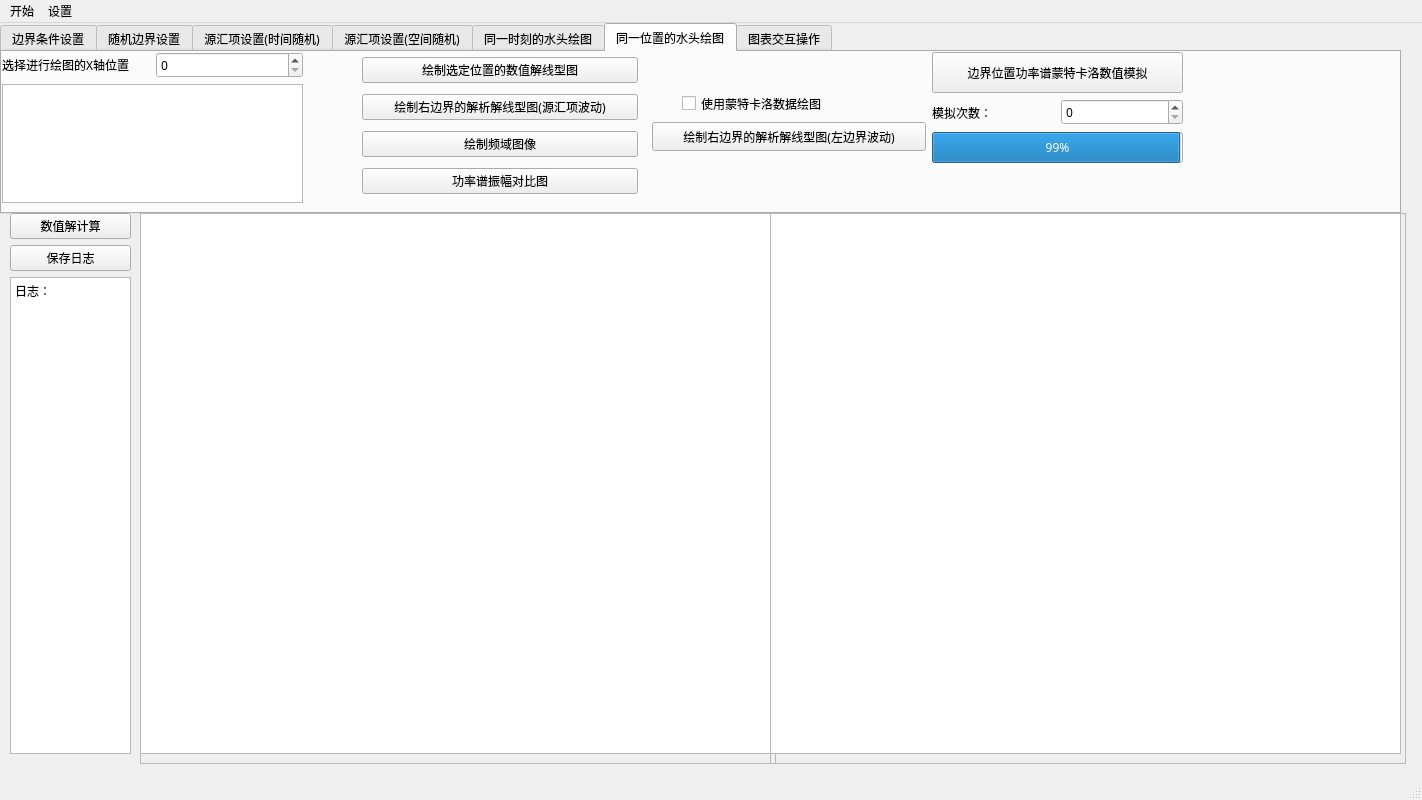
Before: the Qt Designer form random_flow_window.ui in Yulei-3005240023/Random_flow, drawn with Qt 5.
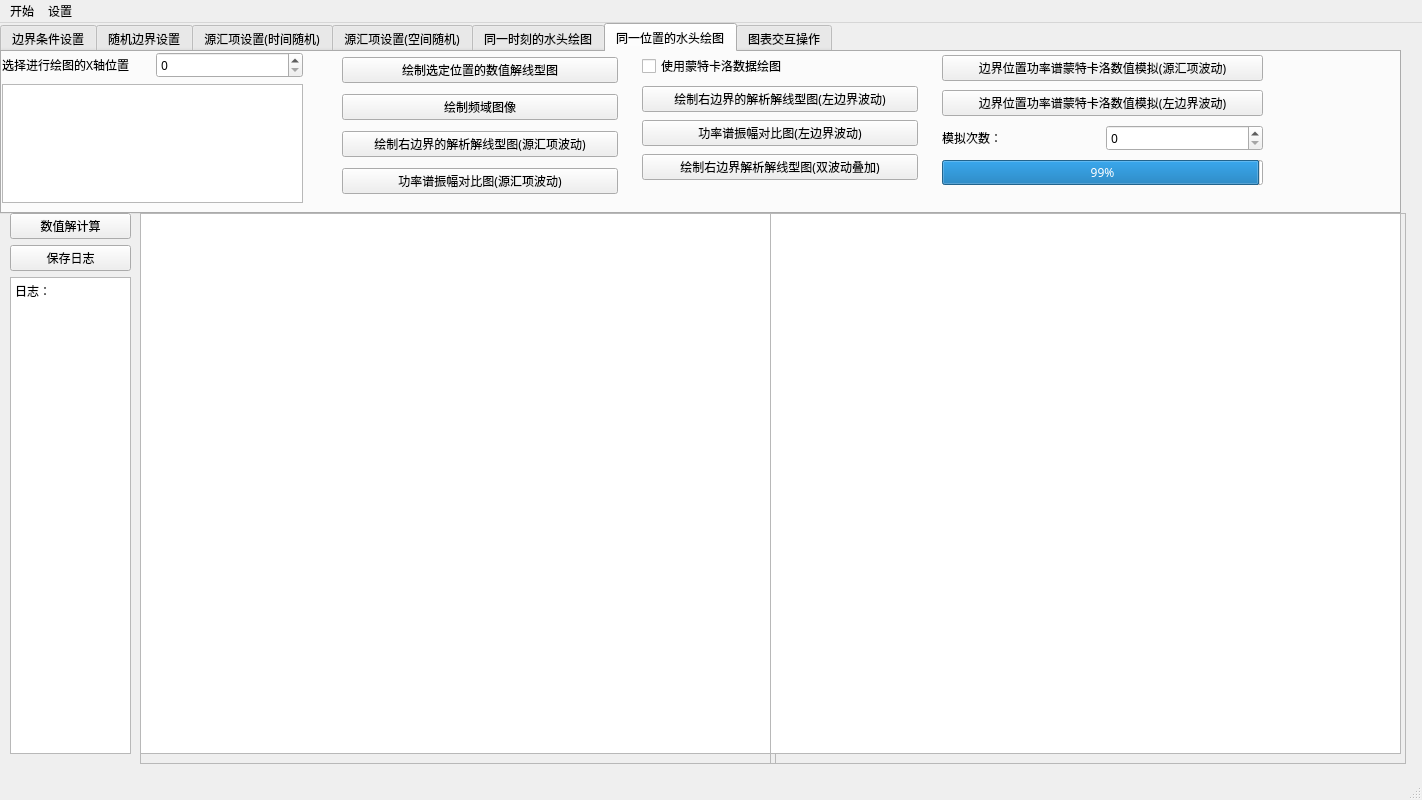
After: the same form once the commit is applied. The open tabs and pages were chosen to show the change. Custom widgets are drawn as their Qt base class.

Patch:
```diff
--- a/random_flow_window.ui
+++ b/random_flow_window.ui
@@ -793,7 +793,7 @@
      <widget class="QWidget" name="verticalLayoutWidget_8">
       <property name="geometry">
        <rect>
-        <x>360</x>
+        <x>340</x>
         <y>0</y>
         <width>276</width>
         <height>151</height>
@@ -807,6 +807,13 @@
          </property>
         </widget>
        </item>
+       <item>
+        <widget class="QPushButton" name="draw_solve_line_location_fft">
+         <property name="text">
+          <string>绘制频域图像</string>
+         </property>
+        </widget>
+       </item>
        <item>
         <widget class="QPushButton" name="draw_solve_line_as">
          <property name="text">
@@ -814,102 +821,108 @@
          </property>
         </widget>
        </item>
-       <item>
-        <widget class="QPushButton" name="draw_solve_line_location_fft">
-         <property name="text">
-          <string>绘制频域图像</string>
-         </property>
-        </widget>
-       </item>
        <item>
         <widget class="QPushButton" name="amplitude_complete_figure">
          <property name="text">
-          <string>功率谱振幅对比图</string>
+          <string>功率谱振幅对比图(源汇项波动)</string>
          </property>
         </widget>
        </item>
       </layout>
      </widget>
-     <widget class="QPushButton" name="MC_un_wt_amp_start">
+     <widget class="QWidget" name="verticalLayoutWidget_18">
       <property name="geometry">
        <rect>
-        <x>930</x>
+        <x>640</x>
         <y>0</y>
-        <width>251</width>
-        <height>41</height>
+        <width>276</width>
+        <height>134</height>
        </rect>
       </property>
-      <property name="text">
-       <string>边界位置功率谱蒙特卡洛数值模拟</string>
-      </property>
-      <property name="checked">
-       <bool>false</bool>
-      </property>
-     </widget>
-     <widget class="QProgressBar" name="progressBar_MC_uwt">
-      <property name="geometry">
-       <rect>
-        <x>930</x>
-        <y>80</y>
-        <width>251</width>
-        <height>31</height>
-       </rect>
-      </property>
-      <property name="value">
-       <number>99</number>
-      </property>
-     </widget>
-     <widget class="QCheckBox" name="checkBox_use_MC">
-      <property name="geometry">
-       <rect>
-        <x>680</x>
-        <y>40</y>
-        <width>181</width>
-        <height>23</height>
-       </rect>
-      </property>
-      <property name="text">
-       <string>使用蒙特卡洛数据绘图</string>
-      </property>
-     </widget>
-     <widget class="QWidget" name="horizontalLayoutWidget_7">
-      <property name="geometry">
-       <rect>
-        <x>930</x>
-        <y>40</y>
-        <width>251</width>
-        <height>41</height>
-       </rect>
-      </property>
-      <layout class="QHBoxLayout" name="horizontalLayout_8">
+      <layout class="QVBoxLayout" name="verticalLayout_18">
        <item>
-        <widget class="QLabel" name="label_13">
+        <widget class="QCheckBox" name="checkBox_use_MC">
          <property name="text">
-          <string>模拟次数：</string>
+          <string>使用蒙特卡洛数据绘图</string>
          </property>
         </widget>
        </item>
        <item>
-        <widget class="QSpinBox" name="spinBox_MC_un_wt_amp">
-         <property name="maximum">
-          <number>99999</number>
+        <widget class="QPushButton" name="draw_solve_line_as_hl">
+         <property name="text">
+          <string>绘制右边界的解析解线型图(左边界波动)</string>
          </property>
         </widget>
        </item>
+       <item>
+        <widget class="QPushButton" name="amplitude_complete_figure_hl">
+         <property name="text">
+          <string>功率谱振幅对比图(左边界波动)</string>
+         </property>
+        </widget>
+       </item>
+       <item>
+        <widget class="QPushButton" name="draw_solve_line_as_wt_hl">
+         <property name="text">
+          <string>绘制右边界解析解线型图(双波动叠加)</string>
+         </property>
+        </widget>
+       </item>
       </layout>
      </widget>
-     <widget class="QPushButton" name="draw_solve_line_as_hl">
+     <widget class="QWidget" name="verticalLayoutWidget_19">
       <property name="geometry">
        <rect>
-        <x>650</x>
-        <y>70</y>
-        <width>274</width>
-        <height>29</height>
+        <x>940</x>
+        <y>0</y>
+        <width>321</width>
+        <height>136</height>
        </rect>
       </property>
-      <property name="text">
-       <string>绘制右边界的解析解线型图(左边界波动)</string>
-      </property>
+      <layout class="QVBoxLayout" name="verticalLayout_19">
+       <item>
+        <widget class="QPushButton" name="MC_un_wt_amp_start">
+         <property name="text">
+          <string>边界位置功率谱蒙特卡洛数值模拟(源汇项波动)</string>
+         </property>
+         <property name="checked">
+          <bool>false</bool>
+         </property>
+        </widget>
+       </item>
+       <item>
+        <widget class="QPushButton" name="MC_un_hl_amp_start">
+         <property name="text">
+          <string>边界位置功率谱蒙特卡洛数值模拟(左边界波动)</string>
+         </property>
+        </widget>
+       </item>
+       <item>
+        <layout class="QHBoxLayout" name="horizontalLayout_8">
+         <item>
+          <widget class="QLabel" name="label_13">
+           <property name="text">
+            <string>模拟次数：</string>
+           </property>
+          </widget>
+         </item>
+         <item>
+          <widget class="QSpinBox" name="spinBox_MC_un_wt_amp">
+           <property name="maximum">
+            <number>99999</number>
+           </property>
+          </widget>
+         </item>
+        </layout>
+       </item>
+       <item>
+        <widget class="QProgressBar" name="progressBar_MC_uwt">
+         <property name="value">
+          <number>99</number>
+         </property>
+        </widget>
+       </item>
+      </layout>
      </widget>
     </widget>
     <widget class="QWidget" name="tab_6">
```
Left out of the diff: 44 changed lines with no effect on the pictures.
